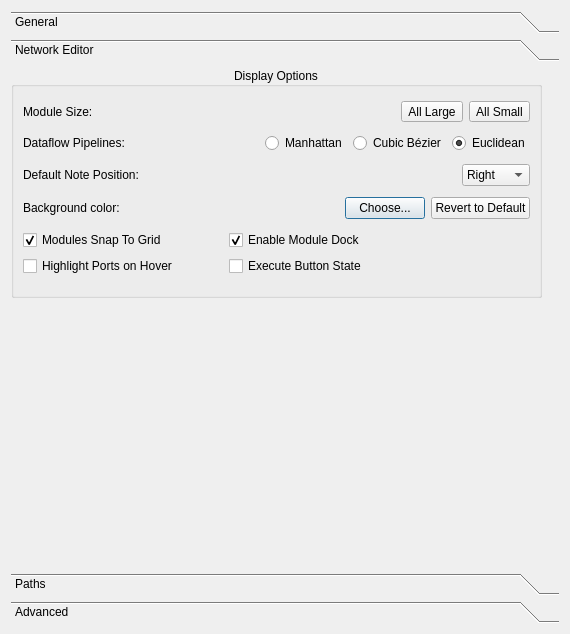
Old version of the form src/Interface/Application/Preferences.ui in the repository SCIInstitute/SCIRun.
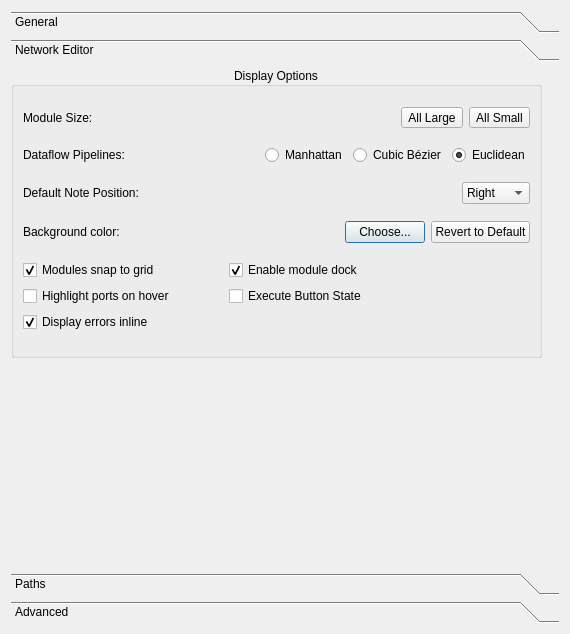
New version of the form. The open tabs and pages were chosen to show the change.

Commit message: Add checkbox for error items

The edit to the form file:
```diff
--- a/src/Interface/Application/Preferences.ui
+++ b/src/Interface/Application/Preferences.ui
@@ -55,8 +55,8 @@
        <rect>
         <x>0</x>
         <y>0</y>
-        <width>552</width>
-        <height>508</height>
+        <width>546</width>
+        <height>474</height>
        </rect>
       </property>
       <attribute name="label">
@@ -68,7 +68,7 @@
          <x>0</x>
          <y>0</y>
          <width>531</width>
-         <height>231</height>
+         <height>291</height>
         </rect>
        </property>
        <property name="minimumSize">
@@ -295,7 +295,7 @@
           <item row="0" column="1">
            <widget class="QCheckBox" name="dockableModulesCheckBox_">
             <property name="text">
-             <string>Enable Module Dock</string>
+             <string>Enable module dock</string>
             </property>
             <property name="checked">
              <bool>true</bool>
@@ -311,7 +311,7 @@
              </size>
             </property>
             <property name="text">
-             <string>Modules Snap To Grid</string>
+             <string>Modules snap to grid</string>
             </property>
             <property name="checked">
              <bool>true</bool>
@@ -321,7 +321,7 @@
           <item row="1" column="0">
            <widget class="QCheckBox" name="portSizeEffectsCheckBox_">
             <property name="text">
-             <string>Highlight Ports on Hover</string>
+             <string>Highlight ports on hover</string>
             </property>
            </widget>
           </item>
@@ -338,6 +338,16 @@
             </property>
            </widget>
           </item>
+          <item row="2" column="0">
+           <widget class="QCheckBox" name="errorGraphicItemsCheckBox_">
+            <property name="text">
+             <string>Display errors inline</string>
+            </property>
+            <property name="checked">
+             <bool>true</bool>
+            </property>
+           </widget>
+          </item>
          </layout>
         </item>
        </layout>
```
Left out of the diff: 12 changed lines with no effect on the pictures.
